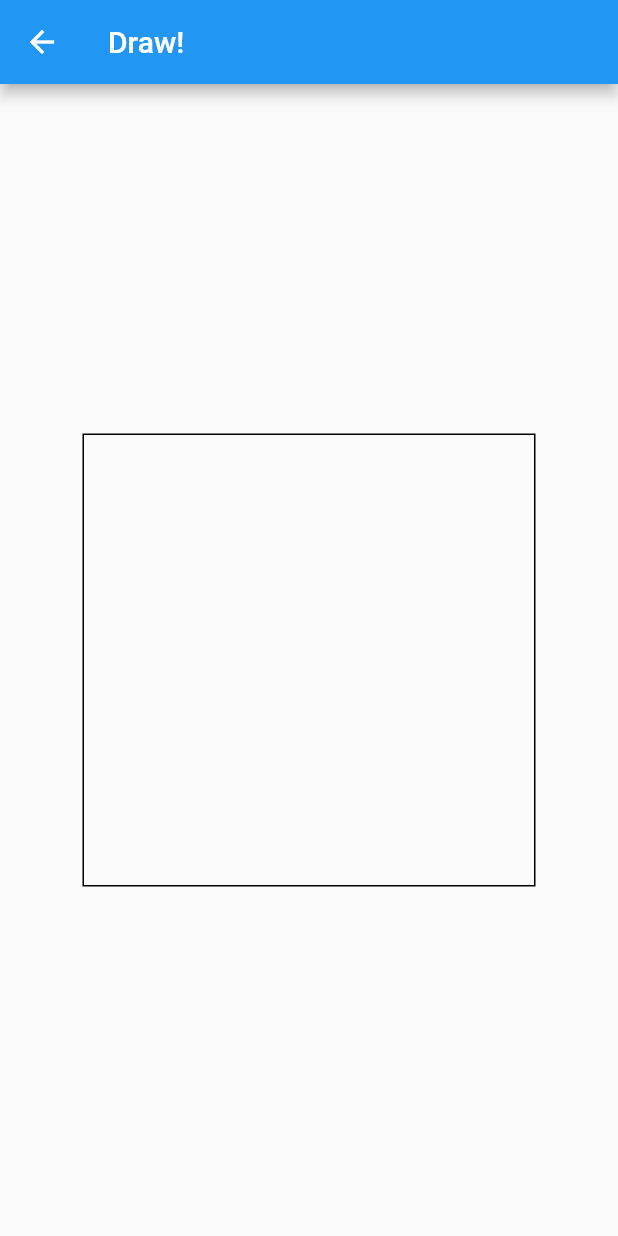
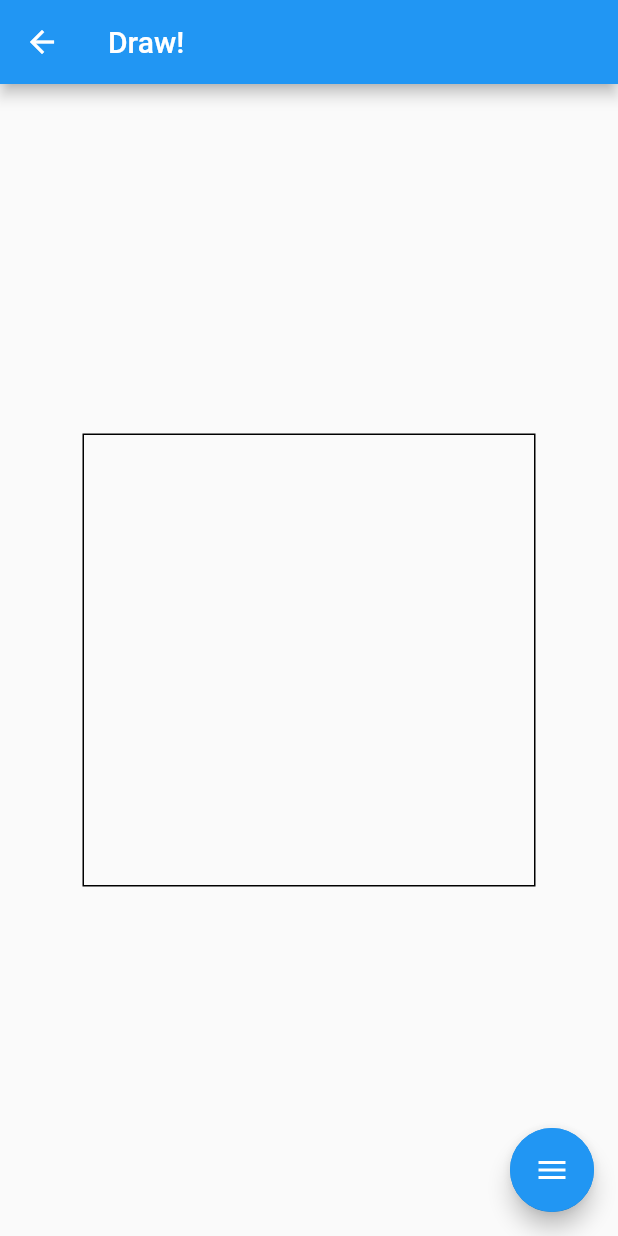
Before and after one commit to heinemann44/drawing_app, a Flutter app: the screen it shows after launch, after a tap on "Start Draw!", on a phone screen of 412 x 824 dp. Run offline on Flutter 3.47's test engine with Material 2 defaults, Android fonts, the phone set to English and light mode, and no system bars.

Commit message:
Criado menu com opcao para trocar a cor do traco

```diff
--- /dev/null
+++ b/lib/features/drawing/controller/draw_controller.dart
@@ -0,0 +1,26 @@
+import 'package:flutter/material.dart';
+
+class DrawController{
+  final int timeAnimation = 300;
+  final List<Color> optionsColors  = [
+    Colors.black,
+    Colors.red,
+    Colors.blue,
+    Colors.green,
+    Colors.yellow,
+    Colors.pink,
+    Colors.purple,
+  ];
+
+  bool isOpenMenu;
+  Color currentColor;
+
+  DrawController(){
+    this.isOpenMenu = false;
+    this.currentColor = Colors.black;
+  }
+
+  void updateMenuState(){
+    this.isOpenMenu = !this.isOpenMenu;
+  }
+}
--- a/lib/features/drawing/view/draw_page.dart
+++ b/lib/features/drawing/view/draw_page.dart
@@ -1,4 +1,6 @@
+import 'package:drawing_app/features/drawing/controller/draw_controller.dart';
 import 'package:drawing_app/features/drawing/view/drawer_table.dart';
+import 'package:drawing_app/features/drawing/view/floating_menu.dart';
 import 'package:flutter/material.dart';
 
 class DrawPage extends StatefulWidget {
@@ -6,15 +8,21 @@ class DrawPage extends StatefulWidget {
   _DrawPageState createState() => _DrawPageState();
 }
 
-class _DrawPageState extends State<DrawPage> {
+class _DrawPageState extends State<DrawPage>
+    with SingleTickerProviderStateMixin {
   Size size;
   DrawerTable drawer;
+  DrawController _drawController;
 
   @override
   void initState() {
     super.initState();
     this.size = Size(300, 300);
-    this.drawer = DrawerTable(size: this.size);
+    this._drawController = DrawController();
+    this.drawer = DrawerTable(
+      size: this.size,
+      controller: this._drawController,
+    );
   }
 
   @override
@@ -23,6 +31,9 @@ class _DrawPageState extends State<DrawPage> {
       child: Scaffold(
         appBar: this._buildAppBar(),
         body: this._buildBody(),
+        floatingActionButton: FloatingMenu(
+          drawController: this._drawController,
+        ),
       ),
     );
   }
--- a/lib/features/drawing/view/drawer_table.dart
+++ b/lib/features/drawing/view/drawer_table.dart
@@ -1,11 +1,17 @@
+import 'package:drawing_app/features/drawing/controller/draw_controller.dart';
 import 'package:drawing_app/features/drawing/model/touch_point.dart';
 import 'package:drawing_app/features/drawing/view/painter.dart';
 import 'package:flutter/material.dart';
 
 class DrawerTable extends StatefulWidget {
   final Size size;
+  final DrawController controller;
 
-  const DrawerTable({Key key, this.size}) : super(key: key);
+  const DrawerTable({
+    Key key,
+    this.size,
+    this.controller,
+  }) : super(key: key);
 
   @override
   _DrawerTableState createState() => _DrawerTableState();
@@ -17,7 +23,6 @@ class _DrawerTableState extends State<DrawerTable> {
   List<TouchPoint> points;
 
   StrokeCap defaultStrokeCap = StrokeCap.round;
-  Color defaultColor = Colors.black;
   double defaultOpacity = 1.0;
   double defaultStrokeWidth = 3.0;
 
@@ -72,7 +77,7 @@ class _DrawerTableState extends State<DrawerTable> {
               paint: Paint()
                 ..strokeCap = this.defaultStrokeCap
                 ..isAntiAlias = true
-                ..color = this.defaultColor.withOpacity(this.defaultOpacity)
+                ..color = this.widget.controller.currentColor.withOpacity(this.defaultOpacity)
                 ..strokeWidth = this.defaultStrokeWidth,
             ));
       });
--- /dev/null
+++ b/lib/features/drawing/view/floating_menu.dart
@@ -0,0 +1,92 @@
+import 'package:drawing_app/features/drawing/controller/draw_controller.dart';
+import 'package:drawing_app/features/drawing/view/menu_color.dart';
+import 'package:flutter/material.dart';
+
+class FloatingMenu extends StatefulWidget {
+  final DrawController drawController;
+
+  const FloatingMenu({Key key, this.drawController}) : super(key: key);
+
+  @override
+  _FloatingMenuState createState() => _FloatingMenuState();
+}
+
+class _FloatingMenuState extends State<FloatingMenu>
+    with SingleTickerProviderStateMixin {
+  AnimationController _animationControllerMenu;
+
+  @override
+  void initState() {
+    this._buildAnimationController();
+    super.initState();
+  }
+
+  void _buildAnimationController() {
+    this._animationControllerMenu = AnimationController(
+      vsync: this,
+      duration: Duration(
+        milliseconds: this.widget.drawController.timeAnimation,
+      ),
+    );
+  }
+
+  @override
+  void dispose() {
+    this._animationControllerMenu.dispose();
+    super.dispose();
+  }
+
+  @override
+  Widget build(BuildContext context) {
+    return Stack(
+      alignment: AlignmentDirectional.bottomEnd,
+      children: [
+        this._buildMenuOptions(),
+        FloatingActionButton(
+          onPressed: this._handleOnTapMenu,
+          child: AnimatedIcon(
+            icon: AnimatedIcons.menu_close,
+            progress: this._animationControllerMenu,
+          ),
+        ),
+      ],
+    );
+  }
+
+  void _handleOnTapMenu() {
+    this._animateMenu();
+  }
+
+  void _animateMenu() {
+    if (this.widget.drawController.isOpenMenu) {
+      this._animationControllerMenu.reverse();
+    } else {
+      this._animationControllerMenu.forward();
+    }
+    setState(() => this.widget.drawController.updateMenuState());
+  }
+
+  Widget _buildMenuOptions() {
+    return AnimatedContainer(
+      duration: Duration(
+        milliseconds: this.widget.drawController.timeAnimation,
+      ),
+      width: 56,
+      height: this.widget.drawController.isOpenMenu ? 350 : 56,
+      decoration: BoxDecoration(
+        color: Colors.white,
+        border: Border.all(
+          color: Theme.of(context).colorScheme.secondary,
+          width: 3,
+        ),
+        borderRadius: BorderRadius.circular(32),
+      ),
+      child: Column(
+        children: [
+          MenuColor(drawController: this.widget.drawController),
+        ],
+      ),
+    );
+  }
+
+}
--- /dev/null
+++ b/lib/features/drawing/view/menu_color.dart
@@ -0,0 +1,82 @@
+import 'package:drawing_app/features/drawing/controller/draw_controller.dart';
+import 'package:flutter/material.dart';
+
+class MenuColor extends StatefulWidget {
+  final DrawController drawController;
+
+  const MenuColor({Key key, this.drawController}) : super(key: key);
+
+  @override
+  _MenuColorState createState() => _MenuColorState();
+}
+
+class _MenuColorState extends State<MenuColor> {
+  @override
+  Widget build(BuildContext context) {
+    return GestureDetector(
+      onTap: this._handleOnTapMenuColor,
+      child: Container(
+        width: 30,
+        height: 30,
+        margin: const EdgeInsets.all(10),
+        decoration: BoxDecoration(
+          color: this.widget.drawController.currentColor,
+          border: Border.all(color: Colors.black, width: 3),
+          borderRadius: BorderRadius.circular(16),
+        ),
+      ),
+    );
+  }
+
+  void _handleOnTapMenuColor() {
+    this._buildPalletColor();
+  }
+
+  Future<Color> _buildPalletColor() {
+    return showDialog(
+        context: this.context,
+        barrierColor: Colors.white.withOpacity(0),
+        builder: (_) {
+          return Center(
+            child: Container(
+              decoration: BoxDecoration(
+                borderRadius: BorderRadius.circular(16),
+                border: Border.all(color: Colors.black, width: 3),
+                color: Colors.white,
+              ),
+              child: Wrap(
+                children: this
+                    .widget
+                    .drawController
+                    .optionsColors
+                    .map((color) => this._buildColorOption(color))
+                    .toList(),
+              ),
+            ),
+          );
+        });
+  }
+
+  Widget _buildColorOption(Color color) {
+    return GestureDetector(
+      onTap: () => this._choseOptionColor(color),
+      child: Container(
+        width: 30,
+        height: 30,
+        margin: const EdgeInsets.all(10),
+        decoration: BoxDecoration(
+          color: color,
+          border: Border.all(color: Colors.black, width: 1),
+          borderRadius: BorderRadius.circular(16),
+        ),
+      ),
+    );
+  }
+
+  void _choseOptionColor(Color color){
+    setState(() {
+      this.widget.drawController.currentColor = color;
+      Navigator.of(context).pop();
+    });
+  }
+}
```
